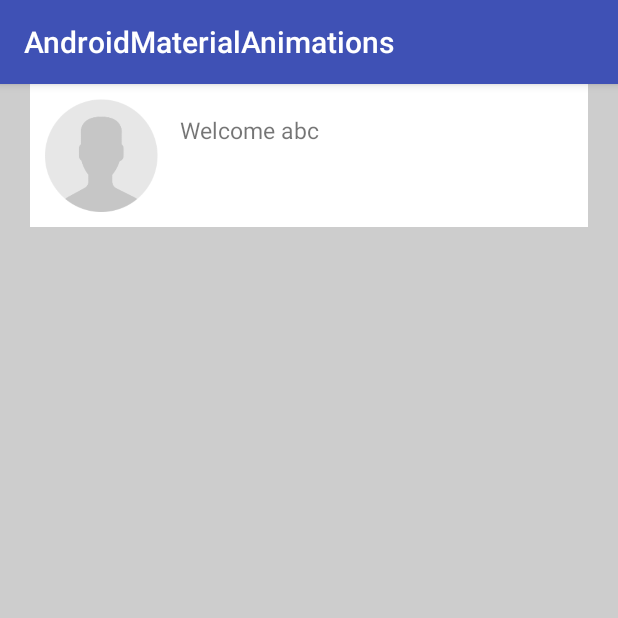
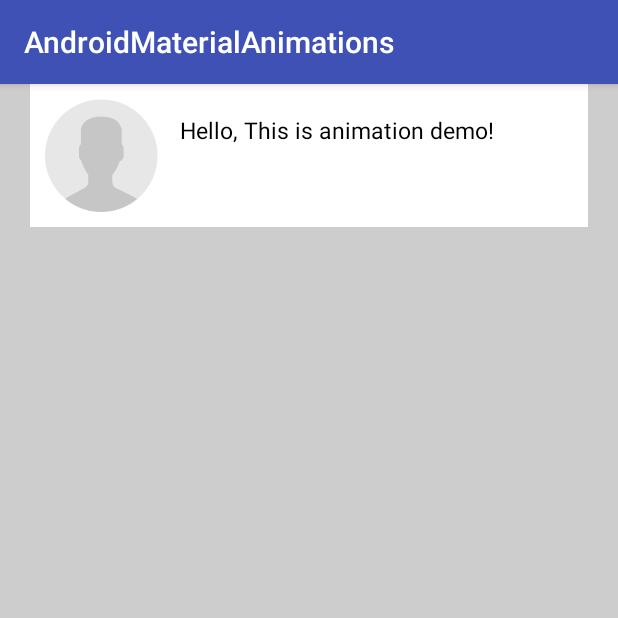
Before and after one commit to Luckyrana001/AndroidMaterialAnimations, an Android app: the SecondActivity screen opened directly, with no data from a screen before it, on a phone screen of 412 x 824 dp, the top half of it. Run offline under Robolectric (Android 15) with nearby library versions, the phone set to English and light mode, and no system bars.

Commit message:
gif added

```diff
--- a/app/src/main/res/layout/activity_main.xml
+++ b/app/src/main/res/layout/activity_main.xml
@@ -37,7 +37,7 @@
         android:layout_marginTop="10dp"
         android:visibility="invisible"
         android:textColor="@android:color/black"
-        android:text="Hello World, This is animation demo!"
+        android:text="Hello, This is animation demo!"
         android:transitionName="welcome"
         />
 
--- a/app/src/main/res/layout/activity_second.xml
+++ b/app/src/main/res/layout/activity_second.xml
@@ -26,10 +26,11 @@
         android:id="@+id/profile_pic" />
 
     <TextView
-        android:text="Welcome abc"
+        android:text="Hello, This is animation demo!"
         android:layout_width="wrap_content"
         android:layout_height="wrap_content"
         android:id="@+id/welcome"
+        android:textColor="@android:color/black"
         android:textSize="15sp"
         android:layout_marginStart="90dp"
         android:layout_marginTop="10dp"
```
Also changed, not shown: 1 other file.
